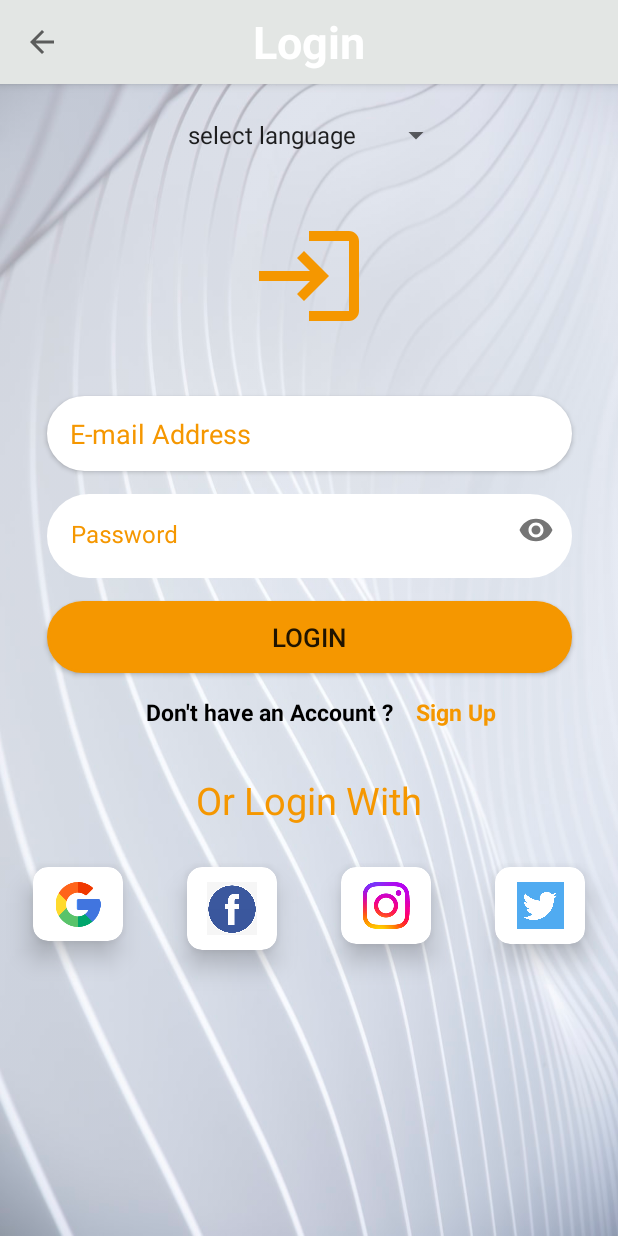
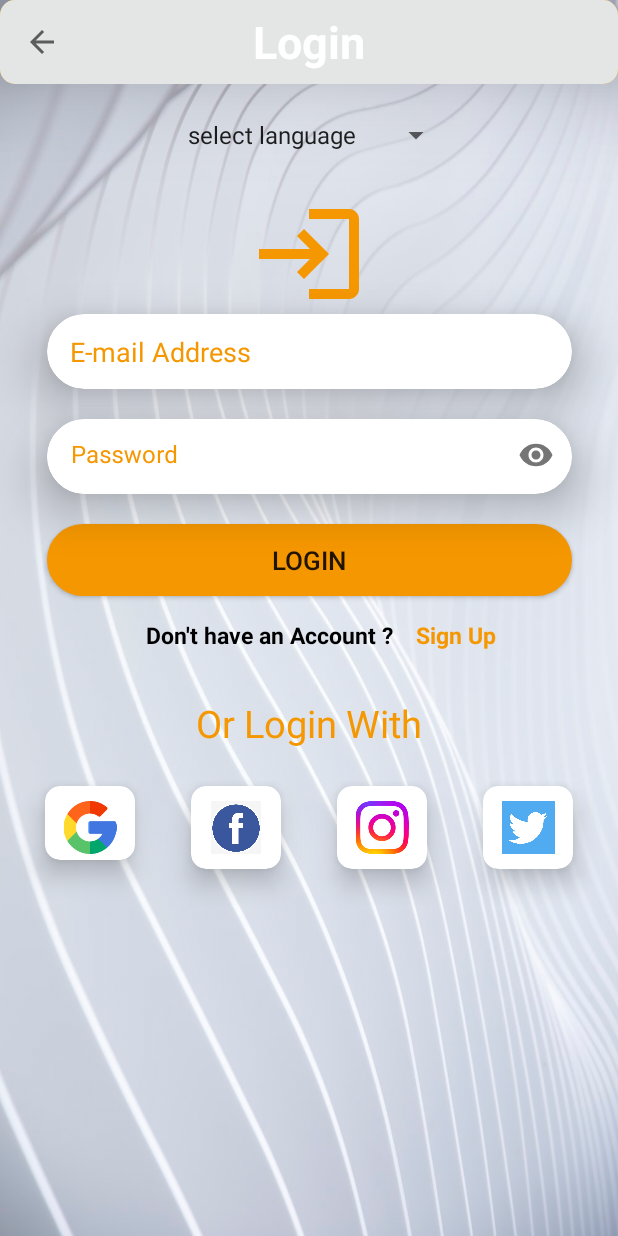
Before and after one commit to nirav131196/LearningApp4, an Android app: the LoginActivity screen opened directly, with no data from a screen before it, on a phone screen of 412 x 824 dp. Run offline under Robolectric (Android 15) with nearby library versions, the phone set to English and light mode, and no system bars; our stand-ins replace Firebase (no records; nobody signed in at launch, a user with empty details on screens opened directly), Picasso, Volley; libraries missing offline, so code that uses them is left out: com.facebook, com.facebook.login; pictures from the network do not load; 2 statements that could not run were skipped.

Commit message:
COMMIT ON 13/3/2023 11:23 PM

```diff
--- a/LoginApp/app/src/main/res/layout/activity_login.xml
+++ b/LoginApp/app/src/main/res/layout/activity_login.xml
@@ -7,19 +7,28 @@
     android:background="@drawable/backgroundimage2"
     tools:context=".LoginActivity">
 
+    <androidx.cardview.widget.CardView
+        android:id="@+id/cardview"
+        android:layout_width="match_parent"
+        android:layout_height="wrap_content"
+        app:cardBackgroundColor="@color/white"
+        app:cardCornerRadius="10dp"
+        app:cardElevation="40dp"
+        app:cardMaxElevation="40dp"
+        app:cardPreventCornerOverlap="true"
+        app:layout_constraintTop_toTopOf="parent"
+        app:layout_constraintLeft_toLeftOf="parent">
+
     <com.google.android.material.appbar.AppBarLayout
         android:id="@+id/appbarlayout2"
-        android:layout_width="0dp"
+        android:layout_width="match_parent"
         android:layout_height="wrap_content"
-        app:layout_constraintTop_toTopOf="parent"
-        app:layout_constraintLeft_toLeftOf="parent"
-        app:layout_constraintRight_toRightOf="parent">
+        app:layout_constraintTop_toTopOf="parent">
 
         <androidx.appcompat.widget.Toolbar
             android:id="@+id/toolbar2"
             android:layout_width="match_parent"
             android:layout_height="wrap_content"
-
             android:background="#e3e6e4">
 
             <TextView
@@ -35,6 +44,8 @@
 
     </com.google.android.material.appbar.AppBarLayout>
 
+    </androidx.cardview.widget.CardView>
+
     <Spinner
         android:id="@+id/spinner_language"
         android:layout_width="wrap_content"
@@ -44,13 +55,13 @@
         app:layout_constraintHorizontal_bias="0.498"
         app:layout_constraintLeft_toLeftOf="parent"
         app:layout_constraintRight_toRightOf="parent"
-        app:layout_constraintTop_toBottomOf="@+id/appbarlayout2" />
+        app:layout_constraintTop_toBottomOf="@+id/cardview" />
 
     <ImageView
         android:id="@+id/image1"
         android:layout_width="80dp"
         android:layout_height="80dp"
-        android:layout_marginTop="30dp"
+        android:layout_margin="15dp"
         app:srcCompat="@drawable/login"
         android:layout_gravity="center"
         app:layout_constraintLeft_toLeftOf="parent"
@@ -66,10 +77,22 @@
          app:layout_constraintLeft_toLeftOf="parent"
          app:layout_constraintRight_toRightOf="parent"/>-->
 
+    <androidx.cardview.widget.CardView
+        android:id="@+id/cardview2"
+        android:layout_width="350dp"
+        android:layout_height="50dp"
+        app:cardBackgroundColor="@color/white"
+        app:cardCornerRadius="30dp"
+        app:cardElevation="20dp"
+        app:cardMaxElevation="40dp"
+        app:cardPreventCornerOverlap="true"
+        app:layout_constraintTop_toBottomOf="@+id/image1"
+        app:layout_constraintLeft_toLeftOf="parent"
+        app:layout_constraintRight_toRightOf="parent">
+
     <EditText
         android:id="@+id/edittext_emailaddress_login"
         android:layout_width="350dp"
-        android:layout_marginTop="40dp"
         android:textColorHint="@color/yellow"
         android:hint="@string/e_mail_address"
         android:textColor="@color/yellow"
@@ -80,6 +103,22 @@
         app:layout_constraintLeft_toLeftOf="parent"
         app:layout_constraintRight_toRightOf="parent"
         app:layout_constraintTop_toBottomOf="@+id/image1" />
+    </androidx.cardview.widget.CardView>
+
+
+    <androidx.cardview.widget.CardView
+        android:id="@+id/cardview3"
+        android:layout_width="350dp"
+        android:layout_height="50dp"
+        app:cardBackgroundColor="@color/white"
+        android:layout_marginTop="20dp"
+        app:cardCornerRadius="30dp"
+        app:cardElevation="20dp"
+        app:cardMaxElevation="40dp"
+        app:cardPreventCornerOverlap="true"
+        app:layout_constraintTop_toBottomOf="@+id/cardview2"
+        app:layout_constraintLeft_toLeftOf="parent"
+        app:layout_constraintRight_toRightOf="parent">
 
     <com.google.android.material.textfield.TextInputLayout
 
@@ -89,12 +128,11 @@
         android:hint="@string/password"
         android:textColorHint="@color/yellow"
         app:passwordToggleEnabled="true"
-        android:layout_margin="15dp"
         android:layout_width="350dp"
-        android:layout_height="wrap_content"
+        android:layout_height="50dp"
         app:layout_constraintLeft_toLeftOf="parent"
         app:layout_constraintRight_toRightOf="parent"
-        app:layout_constraintTop_toBottomOf="@+id/edittext_emailaddress_login">
+        app:layout_constraintTop_toBottomOf="@+id/cardview2">
 
 
         <com.google.android.material.textfield.TextInputEditText
@@ -103,26 +141,28 @@
             android:layout_height="wrap_content"
             android:background="@drawable/editext_design2"
             android:inputType="textPassword"
-            android:paddingLeft="15dp"
+            android:paddingLeft="10dp"
             android:textColor="@color/yellow"
+            android:textSize="16dp"
             app:layout_constraintLeft_toLeftOf="parent"
             app:layout_constraintRight_toRightOf="parent"
             app:layout_constraintTop_toBottomOf="@+id/edittext_emailaddress_login" />
 
     </com.google.android.material.textfield.TextInputLayout>
+    </androidx.cardview.widget.CardView>
 
     <androidx.appcompat.widget.AppCompatButton
 
         android:id="@+id/login_button"
         android:layout_width="350dp"
         android:layout_height="wrap_content"
-        android:layout_margin="15dp"
+        android:layout_margin="20dp"
         android:background="@drawable/editext_design3"
         android:text="@string/login"
         android:textSize="17dp"
         app:layout_constraintLeft_toLeftOf="parent"
         app:layout_constraintRight_toRightOf="parent"
-        app:layout_constraintTop_toBottomOf="@+id/etpasswordlayout2" />
+        app:layout_constraintTop_toBottomOf="@+id/cardview3" />
 
     <LinearLayout
         android:id="@+id/l1"
@@ -182,7 +222,7 @@
         <androidx.cardview.widget.CardView
             android:layout_width="wrap_content"
             android:layout_height="92dp"
-            android:layout_margin="6dp"
+            android:layout_margin="3dp"
             app:cardBackgroundColor="@color/white"
             app:cardCornerRadius="10dp"
             app:cardElevation="10dp"
@@ -193,7 +233,7 @@
             <ImageView
                 android:id="@+id/googlelogo"
                 android:layout_width="40dp"
-                android:layout_height="30dp"
+                android:layout_height="35dp"
                 android:layout_margin="10dp"
                 app:layout_constraintLeft_toLeftOf="parent"
                 app:layout_constraintRight_toRightOf="parent"
@@ -206,7 +246,7 @@
             android:layout_height="wrap_content"
             app:cardElevation="10dp"
             app:cardCornerRadius="10dp"
-            android:layout_margin="6dp"
+            android:layout_margin="3dp"
             app:cardBackgroundColor="@color/white"
             app:cardMaxElevation="12dp"
             app:cardPreventCornerOverlap="true"
@@ -228,7 +268,7 @@
             android:layout_height="wrap_content"
             app:cardElevation="10dp"
             app:cardCornerRadius="10dp"
-            android:layout_margin="6dp"
+            android:layout_margin="3dp"
             app:cardBackgroundColor="@color/white"
             app:cardMaxElevation="12dp"
             app:cardPreventCornerOverlap="true"
@@ -237,7 +277,7 @@
             <ImageView
                 android:id="@+id/instagramlogo"
                 android:layout_width="40dp"
-                android:layout_height="31dp"
+                android:layout_height="35dp"
                 android:layout_margin="10dp"
                 app:layout_constraintLeft_toLeftOf="parent"
                 app:layout_constraintRight_toRightOf="parent"
@@ -250,7 +290,7 @@
             android:layout_height="wrap_content"
             app:cardElevation="10dp"
             app:cardCornerRadius="10dp"
-            android:layout_margin="6dp"
+            android:layout_margin="3dp"
             app:cardBackgroundColor="@color/white"
             app:cardMaxElevation="12dp"
             app:cardPreventCornerOverlap="true"
@@ -259,7 +299,7 @@
             <ImageView
                 android:id="@+id/twitterlogo"
                 android:layout_width="40dp"
-                android:layout_height="31dp"
+                android:layout_height="35dp"
                 android:layout_margin="10dp"
                 app:layout_constraintLeft_toLeftOf="parent"
                 app:layout_constraintRight_toRightOf="parent"
--- a/LoginApp/app/src/main/res/layout/food_drink_views.xml
+++ b/LoginApp/app/src/main/res/layout/food_drink_views.xml
@@ -6,7 +6,7 @@
 
 
     <androidx.cardview.widget.CardView
-        android:layout_width="wrap_content"
+        android:layout_width="130dp"
         android:layout_height="wrap_content"
         app:cardBackgroundColor="@color/white"
         android:layout_marginLeft="30dp"
@@ -18,7 +18,7 @@
         app:layout_constraintLeft_toLeftOf="parent">
 
         <LinearLayout
-            android:layout_width="wrap_content"
+            android:layout_width="130dp"
             android:layout_height="wrap_content"
             app:layout_constraintTop_toTopOf="parent"
             app:layout_constraintLeft_toLeftOf="parent"
@@ -37,6 +37,7 @@
                 app:cardElevation="15dp"
                 app:cardMaxElevation="40dp"
                 app:cardCornerRadius="40dp"
+                android:layout_gravity="center_horizontal"
                 android:layout_centerHorizontal="true"
                 android:innerRadius="0dp"
                 android:shape="ring"
@@ -51,7 +52,7 @@
             </androidx.cardview.widget.CardView>
             <TextView
                 android:id="@+id/product_category_image"
-                android:layout_width="80dp"
+                android:layout_width="95dp"
                 android:layout_height="40dp"
                 android:gravity="center_horizontal"
                 android:textSize="15dp"
--- a/LoginApp/app/src/main/res/layout/product_details.xml
+++ b/LoginApp/app/src/main/res/layout/product_details.xml
@@ -5,7 +5,7 @@
     xmlns:app="http://schemas.android.com/apk/res-auto">
 
     <androidx.cardview.widget.CardView
-        android:layout_width="wrap_content"
+        android:layout_width="130dp"
         android:layout_height="wrap_content"
         app:cardBackgroundColor="@color/white"
         android:layout_marginLeft="30dp"
@@ -17,7 +17,7 @@
         app:layout_constraintLeft_toLeftOf="parent">
 
         <LinearLayout
-            android:layout_width="wrap_content"
+            android:layout_width="130dp"
             android:layout_height="wrap_content"
             app:layout_constraintTop_toTopOf="parent"
             app:layout_constraintLeft_toLeftOf="parent"
@@ -36,6 +36,7 @@
                 app:cardElevation="15dp"
                 app:cardMaxElevation="40dp"
                 app:cardCornerRadius="40dp"
+                android:layout_gravity="center_horizontal"
                 android:layout_centerHorizontal="true"
                 android:innerRadius="0dp"
                 android:shape="ring"
@@ -50,7 +51,7 @@
             </androidx.cardview.widget.CardView>
             <TextView
                 android:id="@+id/cat_name"
-                android:layout_width="80dp"
+                android:layout_width="95dp"
                 android:layout_height="40dp"
                 android:gravity="center_horizontal"
                 android:textSize="15dp"
```
